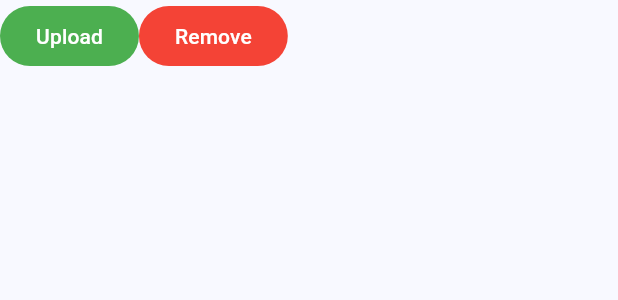
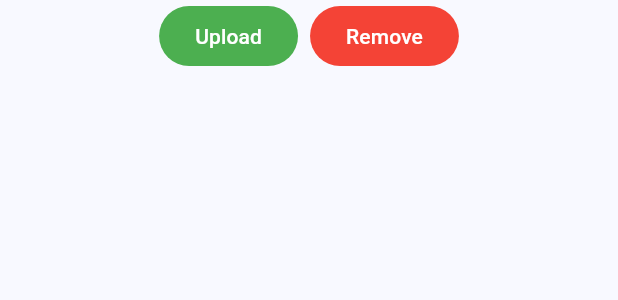
Before and after one commit to Kayxue/WorkingSystemApp, a Flutter app: the AvatarUpdater widget shown alone on an empty page, opened directly, on a phone screen of 412 x 824 dp. Shown: the top 300 px of the screen. Run offline on Flutter 3.47's test engine with Material 3 defaults, Android fonts, the phone set to English and light mode, and no system bars; our stand-ins replace firebase_core, firebase_messaging, flutter_local_notifications, flutter_rating_bar, flutter_slidable, infinite_scroll_pagination and 5 more; missing offline and left inert: animated_read_more_text, mailto, maps_launcher, rhttp; accounts and stored records are empty; generated files the repository leaves out were written again.

Commit message:
Fix problem of buttons not center

```diff
--- a/lib/Widget/AvatarEditor.dart
+++ b/lib/Widget/AvatarEditor.dart
@@ -10,7 +10,7 @@ class AvatarUpdater extends StatelessWidget {
       children: [
         //TODO: Display Avatar Icon
         Row(
-          crossAxisAlignment: CrossAxisAlignment.center,
+          mainAxisAlignment: MainAxisAlignment.center,
           children: [
             FilledButton(
               onPressed: () {
@@ -19,6 +19,7 @@ class AvatarUpdater extends StatelessWidget {
               style: FilledButton.styleFrom(backgroundColor: Colors.green),
               child: const Text("Upload"),
             ),
+            SizedBox(width: 8),
             FilledButton(
               onPressed: () {
                 //TODO: Implement remove avatar logic
```
